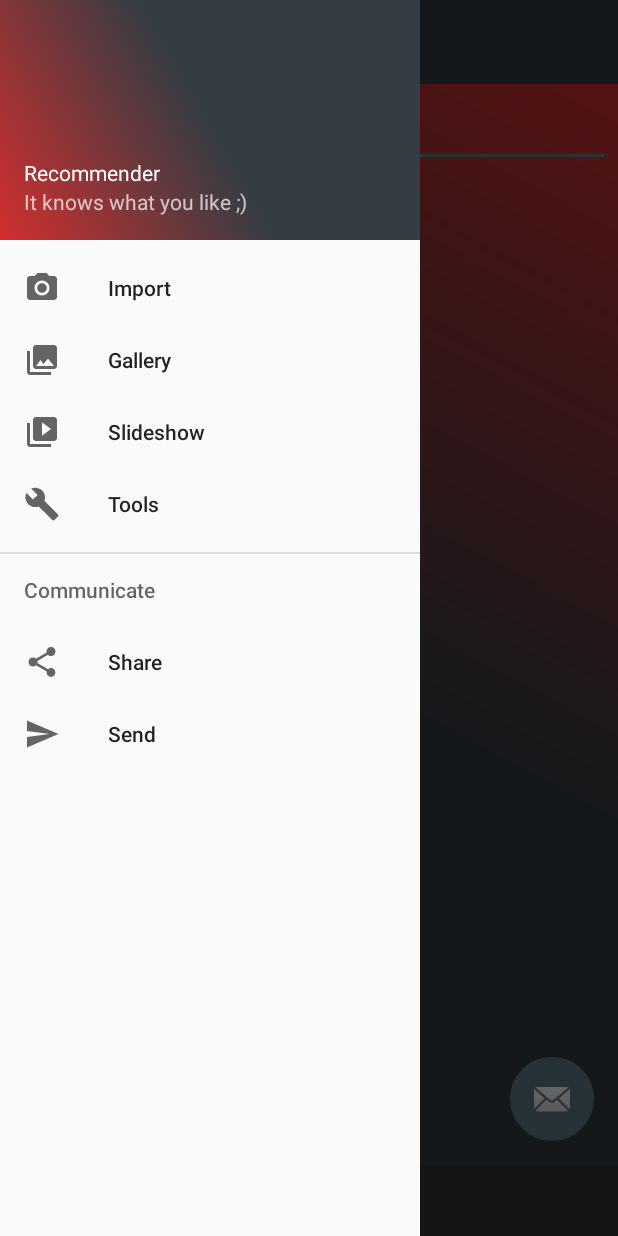
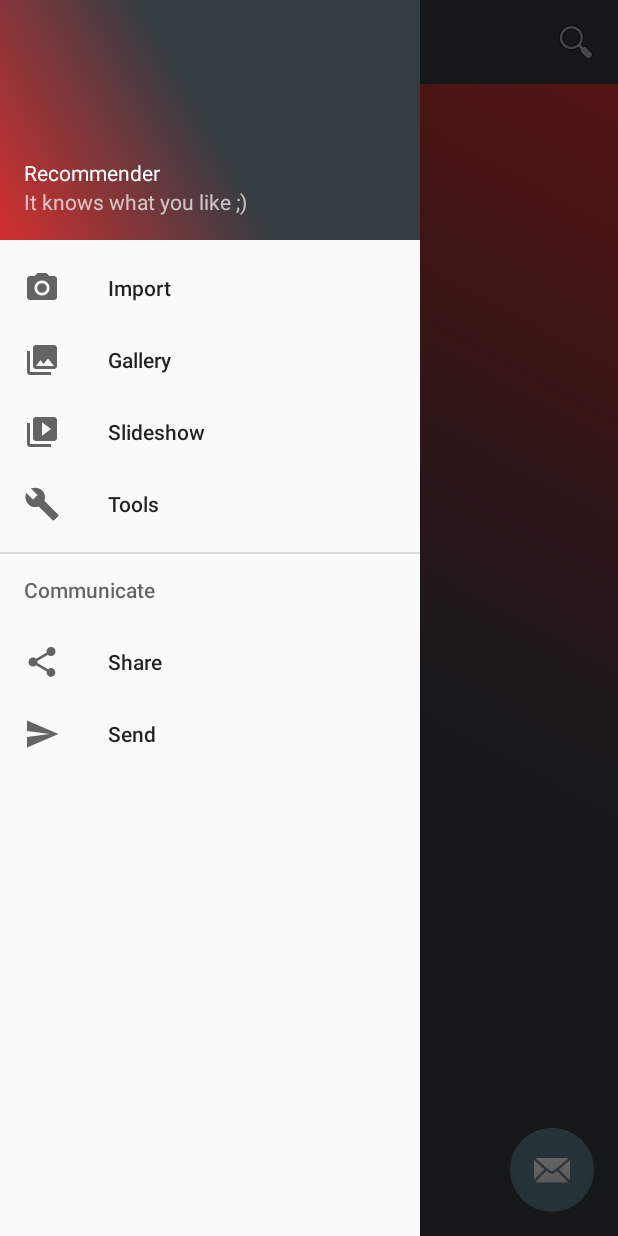
Before and after one commit to MLProgrammers/Movie-, an Android app: the screen it shows after launch (MainActivity), after a tap on "Open navigation drawer", on a phone screen of 412 x 824 dp. Run offline under Robolectric (Android 15) with nearby library versions, the phone set to English and light mode, and no system bars; our stand-ins replace Volley; libraries missing offline, so code that uses them is left out: com.ramotion.foldingcell; network calls fail; 3 other taps on this screen came first.

Commit message:
Search Implementation

```diff
--- a/app/src/main/java/com/example/hardeepsingh/recommender/MainActivity.java
+++ b/app/src/main/java/com/example/hardeepsingh/recommender/MainActivity.java
@@ -1,5 +1,6 @@
 package com.example.hardeepsingh.recommender;
 
+import android.app.SearchManager;
 import android.content.ClipData;
 import android.content.Intent;
 import android.content.SharedPreferences;
@@ -8,6 +9,8 @@ import android.os.Bundle;
 import android.preference.PreferenceManager;
 import android.support.design.widget.FloatingActionButton;
 import android.support.design.widget.Snackbar;
+import android.support.v4.view.MenuItemCompat;
+import android.support.v7.widget.SearchView;
 import android.view.View;
 import android.support.design.widget.NavigationView;
 import android.support.v4.view.GravityCompat;
@@ -34,8 +37,6 @@ public class MainActivity extends AppCompatActivity
 
     ListView listView;
     FoldingCellListAdapter adapter;
-    AutoCompleteTextView autoCompleteTextView;
-
 
     //Cache
     SharedPreferences prefs;
@@ -47,7 +48,7 @@ public class MainActivity extends AppCompatActivity
     protected void onCreate(Bundle savedInstanceState) {
         super.onCreate(savedInstanceState);
         setContentView(R.layout.activity_main);
-        Toolbar toolbar = (Toolbar) findViewById(R.id.toolbar);
+        Toolbar toolbar = (Toolbar)findViewById(R.id.toolbar);
         setSupportActionBar(toolbar);
 
 
@@ -56,12 +57,9 @@ public class MainActivity extends AppCompatActivity
         IntialSetup intialSetup = new IntialSetup(this);
 
         //Initialize Variable
-        autoCompleteTextView = (AutoCompleteTextView) findViewById(R.id.autoCompleteTextView);
-        autoCompleteTextView.setDropDownHeight(0);
         listView = (ListView) findViewById(R.id.mainListView);
 
-
-
+        //Initialize ListView
         listView.setOnItemClickListener(new AdapterView.OnItemClickListener() {
             @Override
             public void onItemClick(AdapterView<?> adapterView, View view, int pos, long l) {
@@ -91,9 +89,9 @@ public class MainActivity extends AppCompatActivity
                     m.setGenreHash(databaseApi.parseGenre(prefs.getString("genre", null)));
                 }
 
+                //Set the list and Update
                 adapter = new FoldingCellListAdapter(MainActivity.this, moviesList);
                 listView.setAdapter(adapter);
-                autoCompleteTextView.setAdapter(adapter);
             }
         });
 
@@ -128,6 +126,31 @@ public class MainActivity extends AppCompatActivity
         }
     }
 
+    @Override
+    public boolean onCreateOptionsMenu(Menu menu) {
+        getMenuInflater().inflate(R.menu.main, menu);
+
+        // Retrieve the SearchView and plug it into SearchManager
+        final SearchView searchView = (SearchView) MenuItemCompat.getActionView(menu.findItem(R.id.main_search));
+        SearchManager searchManager = (SearchManager) getSystemService(SEARCH_SERVICE);
+        searchView.setSearchableInfo(searchManager.getSearchableInfo(getComponentName()));
+        searchView.setSubmitButtonEnabled(true);
+        searchView.setOnQueryTextListener(new SearchView.OnQueryTextListener() {
+            @Override
+            public boolean onQueryTextSubmit(String query) {
+                return false;
+            }
+
+            @Override
+            public boolean onQueryTextChange(String newText) {
+                adapter.getFilter().filter(newText);
+                adapter.notifyDataSetChanged();
+                return true;
+            }
+        });
+        return true;
+    }
+
     @SuppressWarnings("StatementWithEmptyBody")
     @Override
     public boolean onNavigationItemSelected(MenuItem item) {
--- a/app/src/main/res/menu/main.xml
+++ b/app/src/main/res/menu/main.xml
@@ -1,9 +1,9 @@
 <?xml version="1.0" encoding="utf-8"?>
 <menu xmlns:android="http://schemas.android.com/apk/res/android"
     xmlns:app="http://schemas.android.com/apk/res-auto">
-    <item
-        android:id="@+id/action_settings"
-        android:orderInCategory="100"
-        android:title="@string/action_settings"
-        app:showAsAction="never" />
+    <item android:id="@+id/main_search"
+        android:title="Search"
+        android:icon="@android:drawable/ic_menu_search"
+        app:showAsAction="ifRoom|collapseActionView"
+        app:actionViewClass="android.support.v7.widget.SearchView" />
 </menu>
```
Also changed, not shown: app/src/main/java/com/example/hardeepsingh/recommender/Details.java (+31 -0 lines), app/src/main/res/layout/activity_details.xml (+9 -10 lines), app/src/main/res/layout/content_main.xml (+0 -9 lines), app/src/main/res/menu/menu_details.xml (+5 -5 lines), app/src/main/res/menu/menu_move_detail.xml (deleted, +0 -10 lines).
